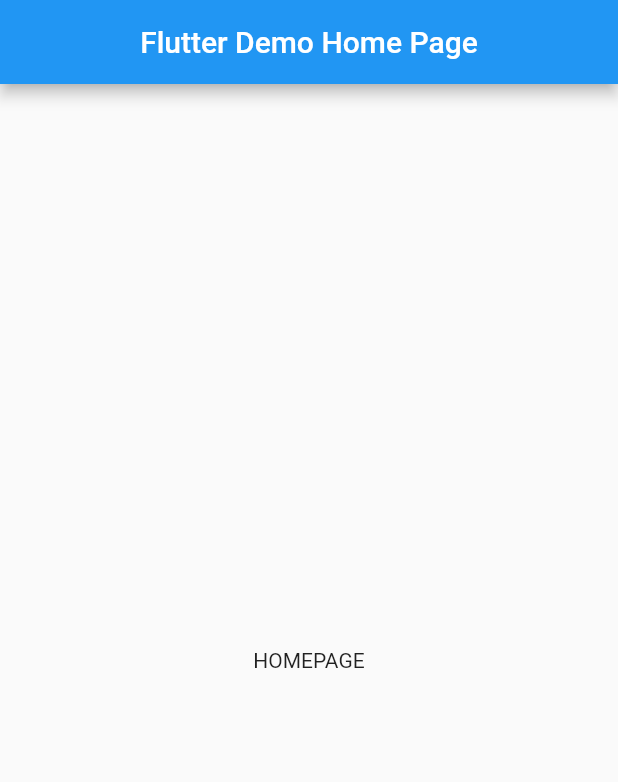
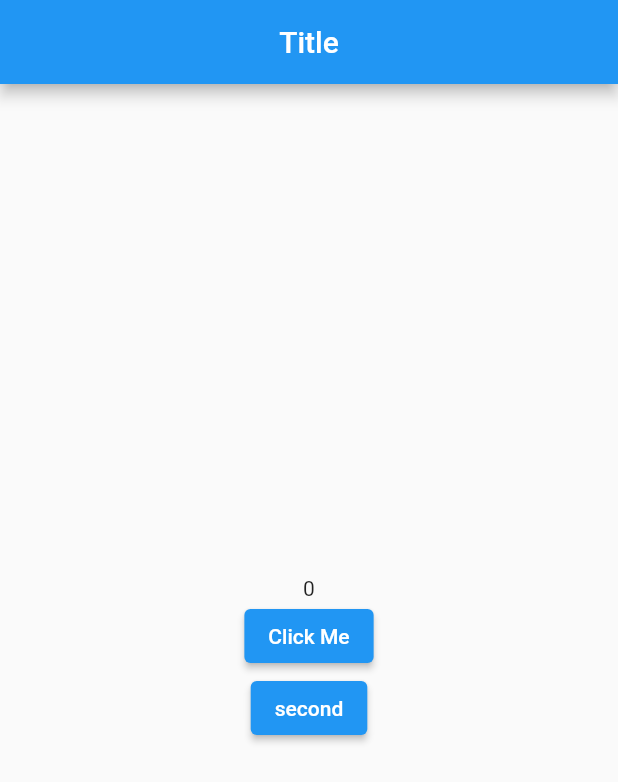
Before and after one commit to sk8rboil/about_GetX, a Flutter app: the screen it shows after launch, on a phone screen of 412 x 824 dp. Shown: the top 782 px of the screen. Run offline on Flutter 3.47's test engine with Material 2 defaults, Android fonts, the phone set to English and light mode, and no system bars; our stand-ins replace get.

Commit message:
add Get package

```diff
--- a/lib/homepage.dart
+++ b/lib/homepage.dart
@@ -1,22 +1,23 @@
-// ignore_for_file: prefer_const_constructors
+// ignore_for_file: prefer_const_constructors, sort_child_properties_last
 
+import 'package:basic_get/screen/second_screen.dart';
 import 'package:flutter/material.dart';
+import 'package:get/get.dart';
 
-class MyHomePage extends StatefulWidget {
-  const MyHomePage({Key? key, required this.title}) : super(key: key);
+class Counter {
+  var count = 0.obs;
+  increment() => count++;
+}
 
-  final String title;
+class MyHomepage extends StatelessWidget {
+  const MyHomepage({Key? key, required String title}) : super(key: key);
 
   @override
-  State<MyHomePage> createState() => _MyHomePageState();
-}
-
-class _MyHomePageState extends State<MyHomePage> {
-  @override
   Widget build(BuildContext context) {
+    final counter = Get.put(Counter());
     return Scaffold(
       appBar: AppBar(
-        title: Text(widget.title),
+        title: Text('Title'),
         centerTitle: true,
       ),
       body: Center(
@@ -24,13 +25,18 @@
           mainAxisAlignment: MainAxisAlignment.center,
           // ignore: prefer_const_literals_to_create_immutables
           children: <Widget>[
-            Text(
-              'HOMEPAGE',
+            Obx(() => Text(counter.count.toString())),
+            ElevatedButton(
+                child: Text('Click Me'), onPressed: counter.increment),
+            ElevatedButton(
+              child: Text('second'),
+              onPressed: () {
+                Get.to(SecondScreen());
+              },
             ),
           ],
         ),
       ),
-      // This trailing comma makes auto-formatting nicer for build methods.
     );
   }
 }
--- a/lib/main.dart
+++ b/lib/main.dart
@@ -1,8 +1,11 @@
+// ignore_for_file: prefer_const_constructors
+
 import 'package:basic_get/homepage.dart';
 import 'package:flutter/material.dart';
+import 'package:get/get.dart';
 
 void main() {
-  runApp(const MyApp());
+  runApp(GetMaterialApp(home: const MyApp()));
 }
 
 class MyApp extends StatelessWidget {
@@ -17,7 +20,7 @@
       theme: ThemeData(
         primarySwatch: Colors.blue,
       ),
-      home: const MyHomePage(title: 'Flutter Demo Home Page'),
+      home: const MyHomepage(title: 'Flutter Demo Home Page'),
     );
   }
 }
```
Also changed, not shown: lib/screen/second_screen.dart (added, +26 -0 lines).
